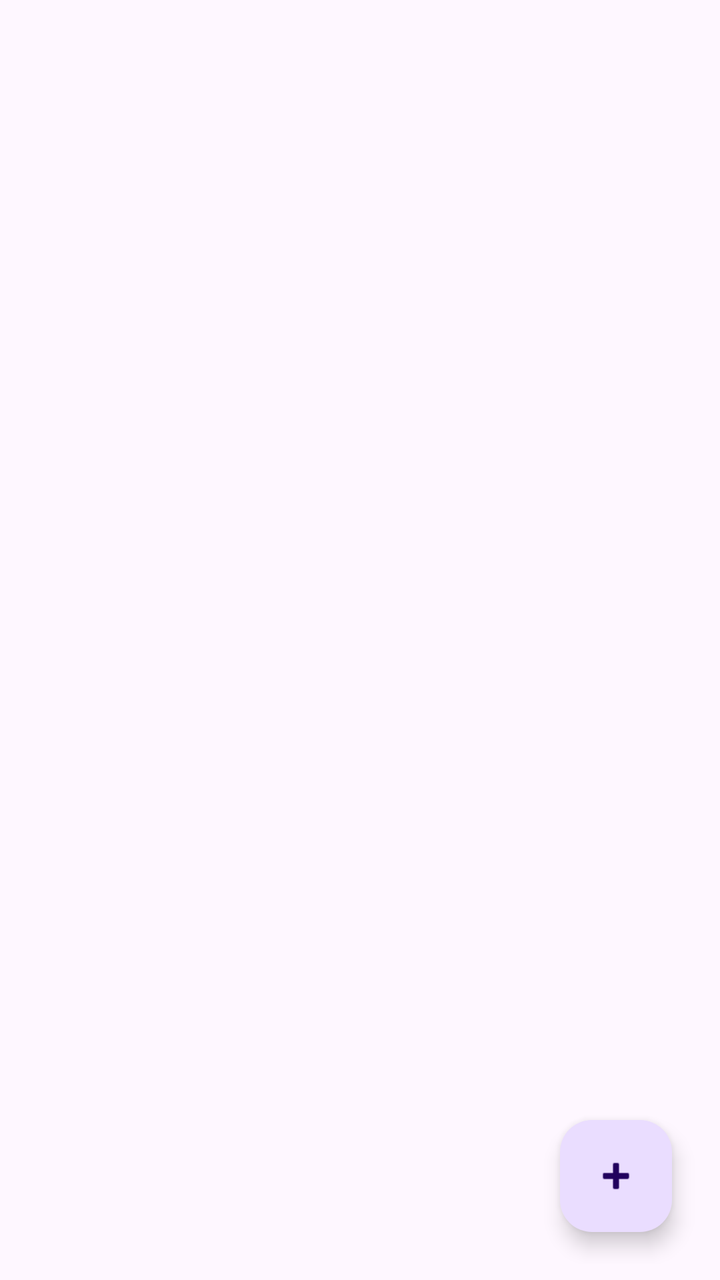
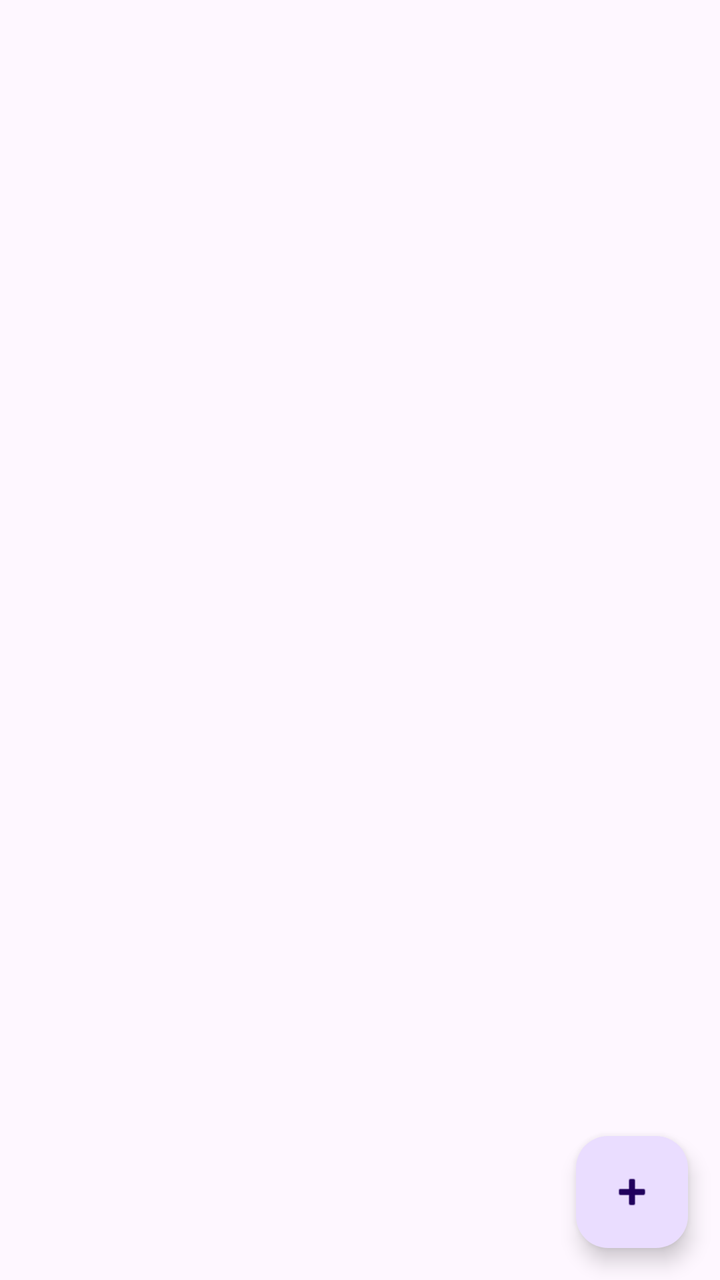

Compare the two renders of this Android layout. The source of the first and the diff that turns it into the second are given below.
<!-- AndroidManifest.xml: application theme Theme.FodManager -->
<!-- res/layout/fragment_inspecciones.xml -->
<?xml version="1.0" encoding="utf-8"?>
<LinearLayout xmlns:android="http://schemas.android.com/apk/res/android"
    android:layout_width="match_parent"
    android:layout_height="match_parent"
    android:orientation="vertical"
    android:padding="8dp">

    
    <androidx.recyclerview.widget.RecyclerView
        android:id="@+id/recyclerInspecciones"
        android:layout_width="match_parent"
        android:layout_height="0dp"
        android:layout_weight="1" />

    
    <com.google.android.material.floatingactionbutton.FloatingActionButton
        android:id="@+id/fabNuevaInspeccion"
        android:layout_width="wrap_content"
        android:layout_height="wrap_content"
        android:layout_gravity="end"
        android:layout_margin="16dp"
        android:src="@android:drawable/ic_input_add"
        android:contentDescription="Nueva inspección" />

</LinearLayout>
<!-- resources referenced by this layout -->
<resources>
  <style name="Theme.FodManager" parent="Base.Theme.FodManager" />
  <style name="Base.Theme.FodManager" parent="Theme.Material3.DayNight.NoActionBar">
          
          
      </style>
</resources>

<!-- the commit's change to res/layout/fragment_inspecciones.xml (unified diff, before → after) -->
@@ -2,15 +2,17 @@
 <LinearLayout xmlns:android="http://schemas.android.com/apk/res/android"
     android:layout_width="match_parent"
     android:layout_height="match_parent"
-    android:orientation="vertical"
-    android:padding="8dp">
+    android:orientation="vertical">
 
     
     <androidx.recyclerview.widget.RecyclerView
         android:id="@+id/recyclerInspecciones"
         android:layout_width="match_parent"
         android:layout_height="0dp"
-        android:layout_weight="1" />
+        android:layout_weight="1"
+        android:clipToPadding="false"
+        android:paddingTop="16dp"
+        android:paddingBottom="88dp" />
 
     
     <com.google.android.material.floatingactionbutton.FloatingActionButton
